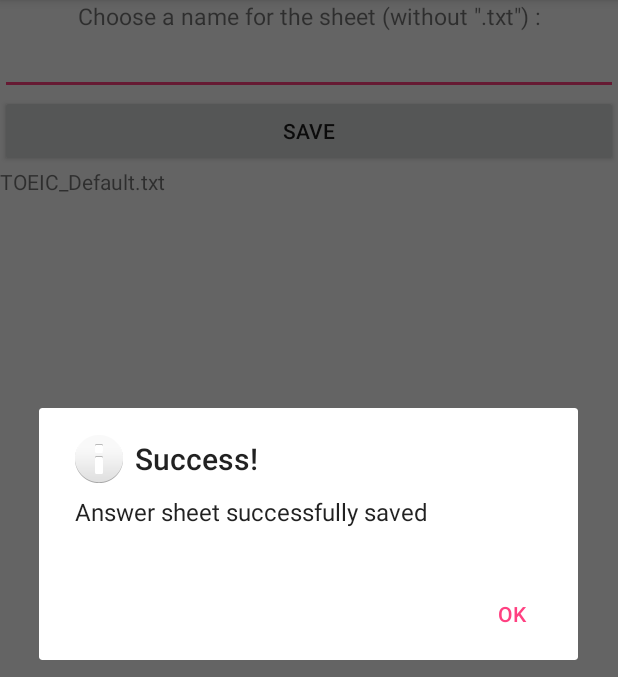
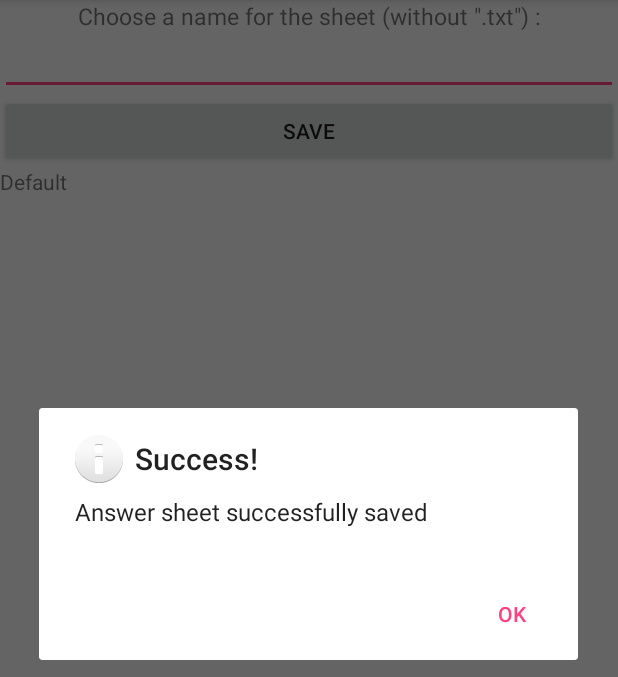
Before and after one commit to Bounty-Code-Farmer/toeic_answersheet, an Android app: the SaveActivity screen opened directly, with no data from a screen before it, after a tap on "SAVE", on a phone screen of 412 x 824 dp, the part 84-761 px from its top. Run offline under Robolectric (Android 15) with nearby library versions, the light colour scheme and no system bars; 1 statement that could not run was skipped.

Commit message:
Change displaying of files : now hides 'TOEIC_' and '.txt' from the user

```diff
--- a/app/src/main/java/com/example/maxence/toeic_answer_sheet/SaveActivity.java
+++ b/app/src/main/java/com/example/maxence/toeic_answer_sheet/SaveActivity.java
@@ -47,7 +47,7 @@ public class SaveActivity extends AppCompatActivity {
         TextView files = (TextView) findViewById(R.id.saved_files);
         String names = "";
         for(String s : fileList()){
-            names += s + "\n";
+            names += s.replace("TOEIC_", "").replace(".txt", "") + "\n";
         }
         files.setText(names);
     }
```
